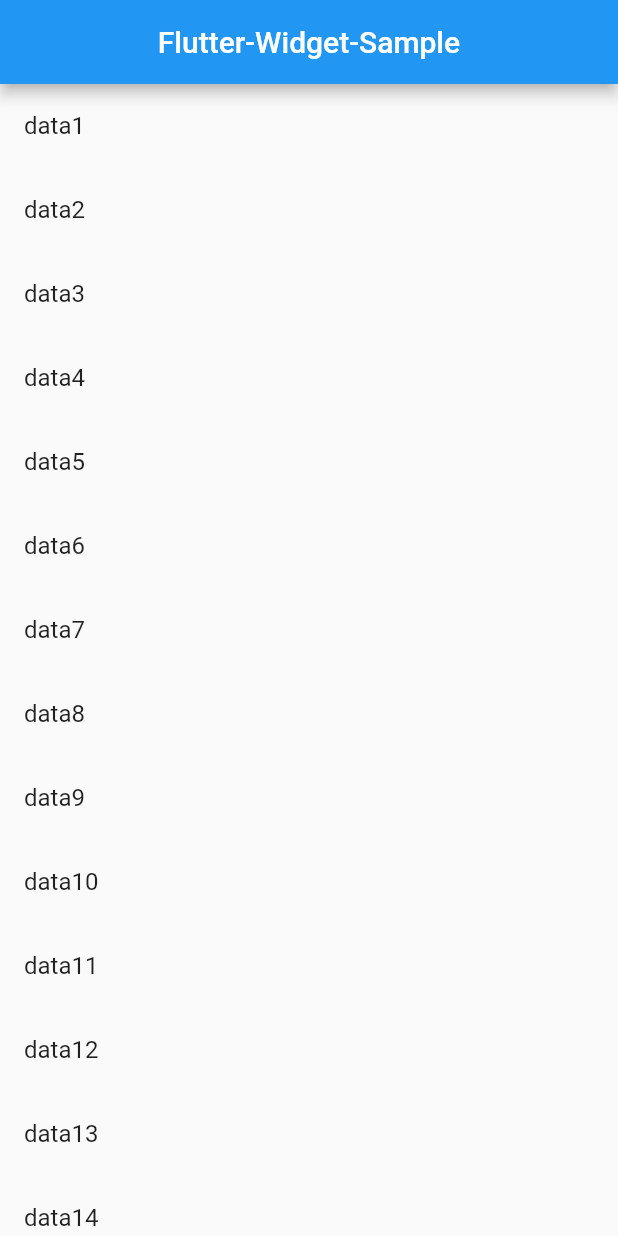
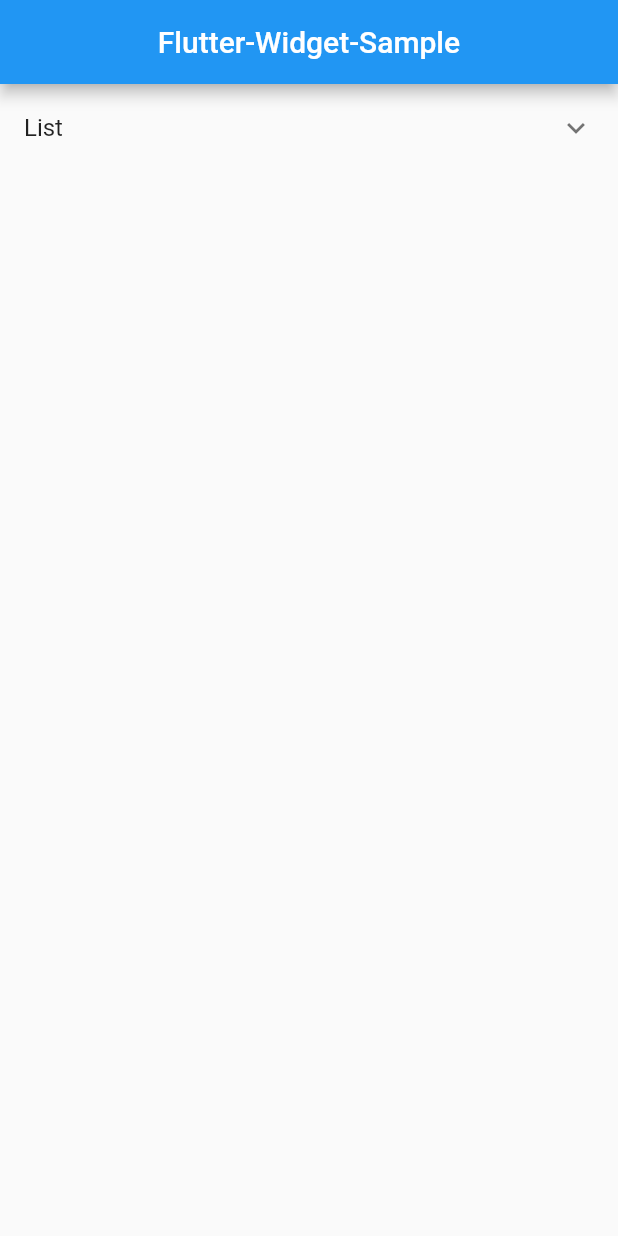
Before and after one commit to naoki-mrmt/Flutter-Widget-Sample, a Flutter app: the screen it shows after launch, on a phone screen of 412 x 824 dp. Run offline on Flutter 3.47's test engine with Material 2 defaults, Android fonts, the phone set to English and light mode, and no system bars.

```diff
--- a/lib/constant/app_string.dart
+++ b/lib/constant/app_string.dart
@@ -5,6 +5,7 @@ class AppString {
 
   // String
   static const appTitle = 'Flutter-Widget-Sample';
+  static const list = 'List';
 
   // List
   static const listViewBuilderArray = [
--- a/lib/screen/main.dart
+++ b/lib/screen/main.dart
@@ -37,9 +37,33 @@ class HomePage extends StatelessWidget {
         ),
       ),
       body: Center(
-        child: _listBuilder(),
+        child: _expansionTile(),
       ),
     );
+  }
+
+  Widget _expansionTile() {
+    return Column(
+      children: [
+        ExpansionTile(
+          title: const Text(AppString.list),
+          children: [
+            ListTile(
+              title: const Text('ListView.builder'),
+              onTap: _tap,
+            ),
+            const ListTile(
+              title: Text('ListView.generate'),
+            )
+          ],
+        ),
+      ],
+    );
+  }
+
+  // FIXME: 仮置き
+  void _tap() {
+    print('hoge');
   }
 
   Widget _listBuilder() {
```
